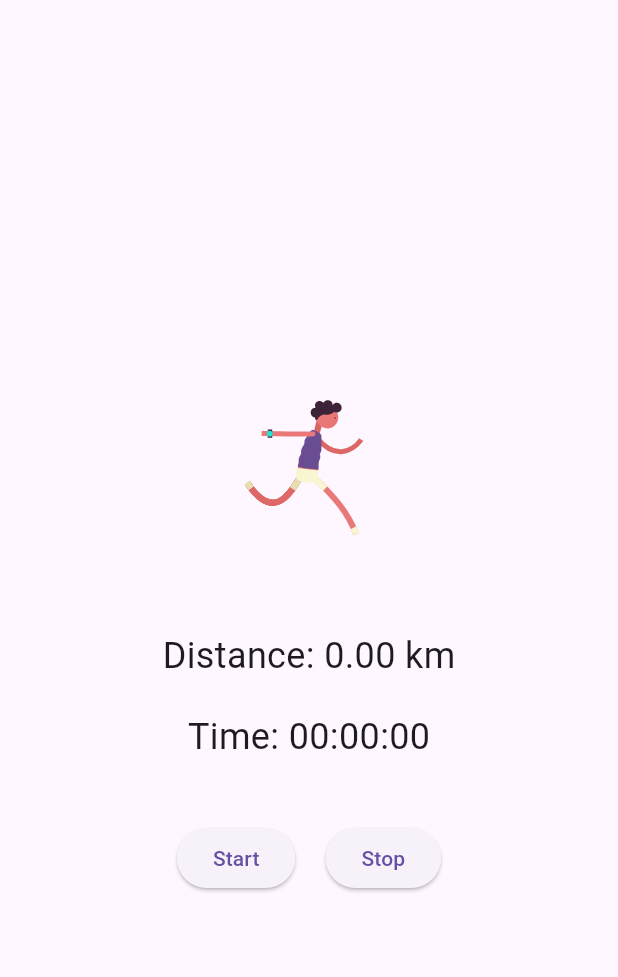
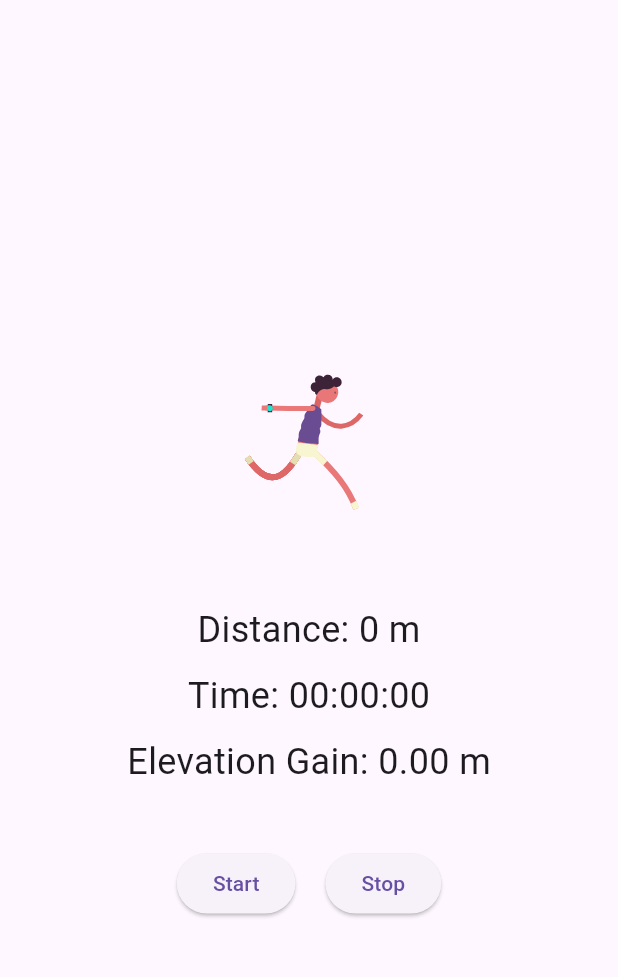
Before and after one commit to shakibimtiaz/annimationn, a Flutter app: the screen it shows after launch, after a tap on "Start", after a tap on "Stop", on a phone screen of 412 x 824 dp, the part 63-1040 px from its top. Run offline on Flutter 3.47's test engine with Material 3 defaults, Android fonts, the light colour scheme and no system bars; our stand-ins replace geolocator, get, lottie.

Commit message:
climbing done

```diff
--- a/lib/main.dart
+++ b/lib/main.dart
@@ -1,8 +1,8 @@
-import 'dart:async';
+
+import 'package:annimationn/run/screen/run_screen.dart' show RunningScreen;
 import 'package:flutter/material.dart';
 import 'package:get/get.dart';
-import 'package:geolocator/geolocator.dart';
-import 'package:lottie/lottie.dart';
+
 
 void main() {
   runApp(const MyApp());
@@ -20,173 +20,3 @@ class MyApp extends StatelessWidget {
     );
   }
 }
-
-class RunningController extends GetxController {
-  // State variables
-  var isRunning = false.obs;
-  var isPaused = false.obs;
-  var distance = 0.0.obs; // Distance in meters
-  var elapsedTime = 0.obs; // Time in seconds
-  var lastPosition = Rxn<Position>(); // Last known position
-  Timer? _timer;
-
-  @override
-  void onInit() {
-    super.onInit();
-    _requestLocationPermission();
-  }
-
-  // Request location permission
-  Future<void> _requestLocationPermission() async {
-    bool serviceEnabled = await Geolocator.isLocationServiceEnabled();
-    if (!serviceEnabled) {
-      Get.snackbar('Error', 'Location services are disabled.');
-      return;
-    }
-
-    LocationPermission permission = await Geolocator.checkPermission();
-    if (permission == LocationPermission.denied) {
-      permission = await Geolocator.requestPermission();
-      if (permission == LocationPermission.denied) {
-        Get.snackbar('Error', 'Location permission denied.');
-        return;
-      }
-    }
-
-    if (permission == LocationPermission.deniedForever) {
-      Get.snackbar('Error', 'Location permission permanently denied.');
-      return;
-    }
-  }
-
-  // Start or resume the run
-  void startRun() async {
-    if (!isRunning.value) {
-      isRunning.value = true;
-      lastPosition.value = await Geolocator.getCurrentPosition();
-      _startTimer();
-      _startLocationTracking();
-    } else if (isPaused.value) {
-      isPaused.value = false;
-      lastPosition.value = await Geolocator.getCurrentPosition();
-      _startTimer();
-      _startLocationTracking();
-    }
-  }
-
-  // Pause the run
-  void pauseRun() {
-    isPaused.value = true;
-    _timer?.cancel();
-    Geolocator.getPositionStream().listen(null).cancel();
-  }
-
-  // Stop the run
-  void stopRun() {
-    isRunning.value = false;
-    isPaused.value = false;
-    distance.value = 0.0;
-    elapsedTime.value = 0;
-    lastPosition.value = null;
-    _timer?.cancel();
-    Geolocator.getPositionStream().listen(null).cancel();
-  }
-
-  // Start the timer
-  void _startTimer() {
-    _timer = Timer.periodic(const Duration(seconds: 1), (timer) {
-      elapsedTime.value++;
-    });
-  }
-
-  // Start tracking location and calculating distance
-  void _startLocationTracking() {
-    Geolocator.getPositionStream(
-      locationSettings: const LocationSettings(
-        accuracy: LocationAccuracy.high,
-        distanceFilter: 5,
-      ),
-    ).listen((Position position) {
-      if (lastPosition.value != null && !isPaused.value) {
-        double distanceInMeters = Geolocator.distanceBetween(
-          lastPosition.value!.latitude,
-          lastPosition.value!.longitude,
-          position.latitude,
-          position.longitude,
-        );
-        distance.value += distanceInMeters;
-      }
-      lastPosition.value = position;
-    });
-  }
-
-  // Format time as HH:MM:SS
-  String get formattedTime {
-    int hours = elapsedTime.value ~/ 3600;
-    int minutes = (elapsedTime.value % 3600) ~/ 60;
-    int seconds = elapsedTime.value % 60;
-    return '${hours.toString().padLeft(2, '0')}:${minutes.toString().padLeft(2, '0')}:${seconds.toString().padLeft(2, '0')}';
-  }
-
-  @override
-  void onClose() {
-    _timer?.cancel();
-    super.onClose();
-  }
-}
-
-class RunningScreen extends StatelessWidget {
-  const RunningScreen({super.key});
-
-  @override
-  Widget build(BuildContext context) {
-    final controller = Get.put(RunningController());
-
-    return Scaffold(
-      appBar: AppBar(title: const Text('Projekt Stride')),
-      body: Center(
-        child: Column(
-          mainAxisAlignment: MainAxisAlignment.center,
-          children: [
-            // Animation
-            Obx(() => controller.isRunning.value && !controller.isPaused.value
-                ? Lottie.asset('assets/running.json', height: 200)
-                : Lottie.asset('assets/running.json', height: 200, frameRate: FrameRate.max, animate: false)),
-            const SizedBox(height: 20),
-            // Distance
-            Obx(() => Text(
-                  'Distance: ${(controller.distance.value / 1000).toStringAsFixed(2)} km',
-                  style: const TextStyle(fontSize: 24),
-                )),
-            const SizedBox(height: 20),
-            // Timer
-            Obx(() => Text(
-                  'Time: ${controller.formattedTime}',
-                  style: const TextStyle(fontSize: 24),
-                )),
-            const SizedBox(height: 40),
-            // Buttons
-            Row(
-              mainAxisAlignment: MainAxisAlignment.center,
-              children: [
-                Obx(() => ElevatedButton(
-                      onPressed: controller.isRunning.value && !controller.isPaused.value
-                          ? controller.pauseRun
-                          : controller.startRun,
-                      child: Text(controller.isRunning.value
-                          ? (controller.isPaused.value ? 'Resume' : 'Pause')
-                          : 'Start'),
-                    )),
-                const SizedBox(width: 20),
-                ElevatedButton(
-                  onPressed: controller.stopRun,
-                  child: const Text('Stop'),
-                ),
-              ],
-            ),
-          ],
-        ),
-      ),
-    );
-  }
-}
--- /dev/null
+++ b/lib/run/controller/run_controller.dart
@@ -0,0 +1,126 @@
+import 'dart:async';
+import 'package:geolocator/geolocator.dart';
+import 'package:get/get.dart';
+
+class RunningController extends GetxController {
+  var isRunning = false.obs;
+  var isPaused = false.obs;
+  var distance = 0.0.obs; // in meters
+  var elapsedTime = 0.obs; // in seconds
+  var elevationGain = 0.0.obs; // in meters
+  var isClimbing = false.obs;
+
+  var lastPosition = Rxn<Position>();
+  Timer? _timer;
+
+  @override
+  void onInit() {
+    super.onInit();
+    _requestLocationPermission();
+  }
+
+  Future<void> _requestLocationPermission() async {
+    bool serviceEnabled = await Geolocator.isLocationServiceEnabled();
+    if (!serviceEnabled) {
+      Get.snackbar('Error', 'Location services are disabled.');
+      return;
+    }
+
+    LocationPermission permission = await Geolocator.checkPermission();
+    if (permission == LocationPermission.denied) {
+      permission = await Geolocator.requestPermission();
+      if (permission == LocationPermission.denied) {
+        Get.snackbar('Error', 'Location permission denied.');
+        return;
+      }
+    }
+
+    if (permission == LocationPermission.deniedForever) {
+      Get.snackbar('Error', 'Location permission permanently denied.');
+      return;
+    }
+  }
+
+  void startRun() async {
+    if (!isRunning.value) {
+      isRunning.value = true;
+      lastPosition.value = await Geolocator.getCurrentPosition();
+      _startTimer();
+      _startLocationTracking();
+    } else if (isPaused.value) {
+      isPaused.value = false;
+      lastPosition.value = await Geolocator.getCurrentPosition();
+      _startTimer();
+      _startLocationTracking();
+    }
+  }
+
+  void pauseRun() {
+    isPaused.value = true;
+    _timer?.cancel();
+    Geolocator.getPositionStream().listen(null).cancel();
+  }
+
+  void stopRun() {
+    isRunning.value = false;
+    isPaused.value = false;
+    distance.value = 0.0;
+    elapsedTime.value = 0;
+    elevationGain.value = 0.0;
+    isClimbing.value = false;
+    lastPosition.value = null;
+    _timer?.cancel();
+    Geolocator.getPositionStream().listen(null).cancel();
+  }
+
+  void _startTimer() {
+    _timer = Timer.periodic(const Duration(seconds: 1), (timer) {
+      elapsedTime.value++;
+    });
+  }
+
+  void _startLocationTracking() {
+    Geolocator.getPositionStream(
+      locationSettings: const LocationSettings(
+        accuracy: LocationAccuracy.best,
+        distanceFilter: 5,
+      ),
+    ).listen((Position position) {
+      if (lastPosition.value != null && !isPaused.value) {
+        // Calculate distance
+        double distanceInMeters = Geolocator.distanceBetween(
+          lastPosition.value!.latitude,
+          lastPosition.value!.longitude,
+          position.latitude,
+          position.longitude,
+        );
+        distance.value += distanceInMeters;
+
+        // Calculate elevation gain
+        double lastAltitude = lastPosition.value!.altitude;
+        double newAltitude = position.altitude;
+        double gain = newAltitude - lastAltitude;
+        if (gain > 0) {
+          elevationGain.value += gain;
+          isClimbing.value = true;
+        } else {
+          isClimbing.value = false;
+        }
+      }
+      lastPosition.value = position;
+    });
+  }
+
+  String get formattedTime {
+    int hours = elapsedTime.value ~/ 3600;
+    int minutes = (elapsedTime.value % 3600) ~/ 60;
+    int seconds = elapsedTime.value % 60;
+    return '${hours.toString().padLeft(2, '0')}:${minutes.toString().padLeft(2, '0')}:${seconds.toString().padLeft(2, '0')}';
+  }
+
+  @override
+  void onClose() {
+    _timer?.cancel();
+    super.onClose();
+  }
+}
--- /dev/null
+++ b/lib/run/screen/run_screen.dart
@@ -0,0 +1,96 @@
+import 'package:annimationn/run/controller/run_controller.dart';
+import 'package:flutter/material.dart';
+import 'package:get/get.dart';
+import 'package:lottie/lottie.dart';
+
+class RunningScreen extends StatelessWidget {
+  const RunningScreen({super.key});
+
+  @override
+  Widget build(BuildContext context) {
+    final RunningController controller = Get.put(RunningController());
+
+    return Scaffold(
+      appBar: AppBar(title: const Text('Projekt Stride')),
+      body: Center(
+        child: Column(
+          mainAxisAlignment: MainAxisAlignment.center,
+          children: [
+            // Animation section
+            Obx(() {
+              if (controller.isRunning.value && !controller.isPaused.value) {
+                if (controller.isClimbing.value) {
+                  return Lottie.asset('assets/climbing.json', height: 200);
+                } else {
+                  return Lottie.asset('assets/running.json', height: 200);
+                }
+              } else {
+                return Lottie.asset(
+                  'assets/running.json',
+                  height: 200,
+                  frameRate: FrameRate.max,
+                  animate: false,
+                );
+              }
+            }),
+            const SizedBox(height: 20),
+
+            // Distance
+            // Distance
+            Obx(
+              () => Text(
+                'Distance: ${controller.distance.value.toStringAsFixed(0)} m',
+                style: const TextStyle(fontSize: 24),
+              ),
+            ),
+
+            const SizedBox(height: 10),
+
+            // Time
+            Obx(
+              () => Text(
+                'Time: ${controller.formattedTime}',
+                style: const TextStyle(fontSize: 24),
+              ),
+            ),
+            const SizedBox(height: 10),
+
+            // Elevation Gain
+            Obx(
+              () => Text(
+                'Elevation Gain: ${controller.elevationGain.value.toStringAsFixed(2)} m',
+                style: const TextStyle(fontSize: 24),
+              ),
+            ),
+            const SizedBox(height: 40),
+
+            // Buttons
+            Row(
+              mainAxisAlignment: MainAxisAlignment.center,
+              children: [
+                Obx(
+                  () => ElevatedButton(
+                    onPressed:
+                        controller.isRunning.value && !controller.isPaused.value
+                            ? controller.pauseRun
+                            : controller.startRun,
+                    child: Text(
+                      controller.isRunning.value
+                          ? (controller.isPaused.value ? 'Resume' : 'Pause')
+                          : 'Start',
+                    ),
+                  ),
+                ),
+                const SizedBox(width: 20),
+                ElevatedButton(
+                  onPressed: controller.stopRun,
+                  child: const Text('Stop'),
+                ),
+              ],
+            ),
+          ],
+        ),
+      ),
+    );
+  }
+}
```
Also changed, not shown: assets/climbing.json (added, +1 -0 lines).
